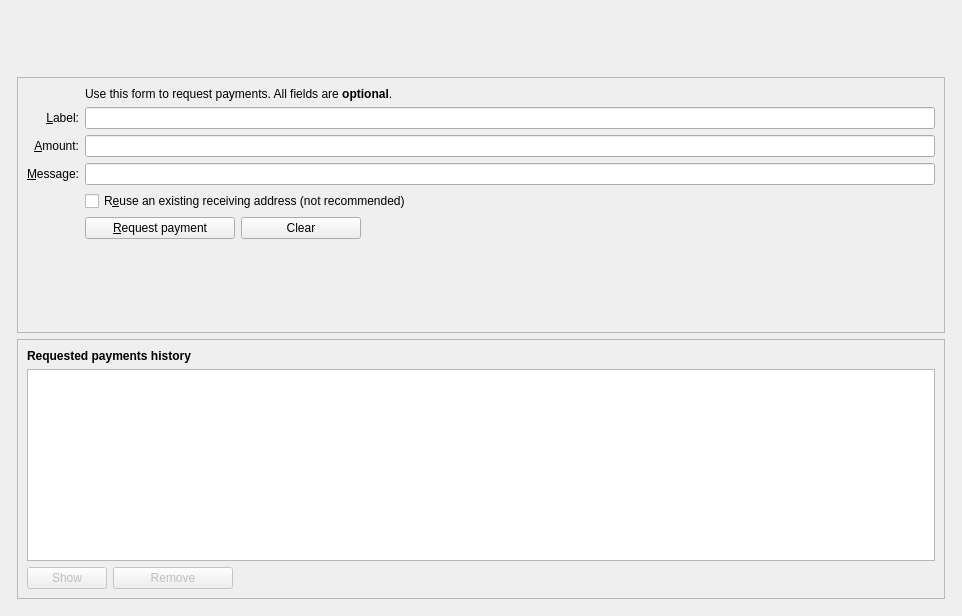
First picture: the form in src/qt/forms/receivecoinsdialog.ui, repository KABBERRY/Kabberry-Coin, before the edit.
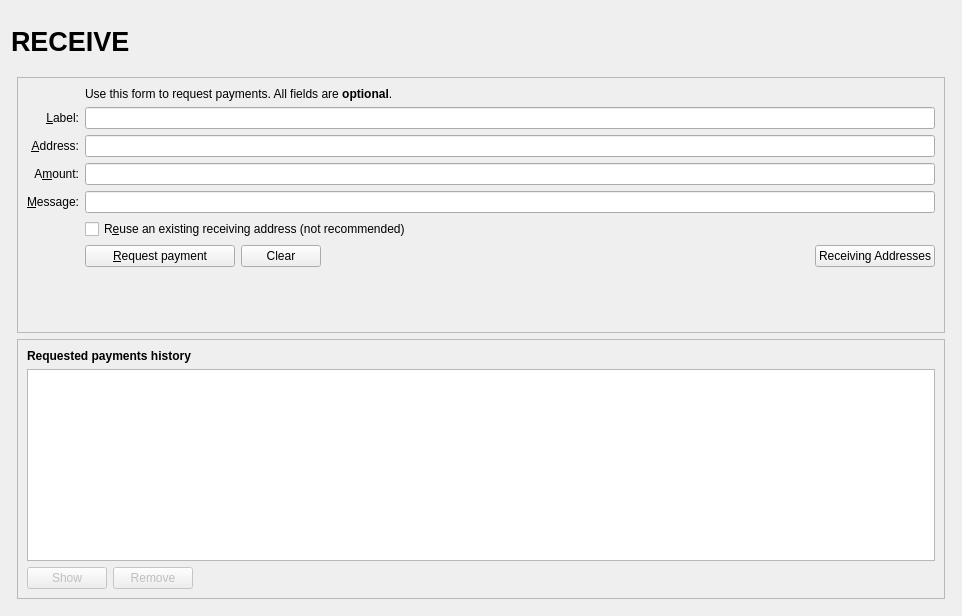
Second picture: the form after the edit. Icons and pictures are not drawn. Custom widgets are drawn as their Qt base class.

Commit message: [UI] Add an address field to the receive form

Patch:
```diff
--- a/src/qt/forms/receivecoinsdialog.ui
+++ b/src/qt/forms/receivecoinsdialog.ui
@@ -55,7 +55,7 @@
              </font>
             </property>
             <property name="text">
-             <string> </string>
+             <string>RECEIVE</string>
             </property>
            </widget>
           </item>
@@ -136,53 +136,6 @@
           <layout class="QVBoxLayout" name="verticalLayout_3">
            <item>
             <layout class="QGridLayout" name="gridLayout">
-             <item row="7" column="2">
-              <widget class="QCheckBox" name="reuseAddress">
-               <property name="toolTip">
-                <string>Reuse one of the previously used receiving addresses.&lt;br&gt;Reusing addresses has security and privacy issues.&lt;br&gt;Do not use this unless re-generating a payment request made before.</string>
-               </property>
-               <property name="text">
-                <string>R&amp;euse an existing receiving address (not recommended)</string>
-               </property>
-              </widget>
-             </item>
-             <item row="7" column="0">
-              <widget class="QLabel" name="label_4">
-               <property name="text">
-                <string/>
-               </property>
-              </widget>
-             </item>
-             <item row="6" column="0">
-              <widget class="QLabel" name="label_3">
-               <property name="toolTip">
-                <string>An optional message to attach to the payment request, which will be displayed when the request is opened. Note: The message will not be sent with the payment over the PrimeStone network.</string>
-               </property>
-               <property name="text">
-                <string>&amp;Message:</string>
-               </property>
-               <property name="alignment">
-                <set>Qt::AlignRight|Qt::AlignTrailing|Qt::AlignVCenter</set>
-               </property>
-               <property name="buddy">
-                <cstring>reqMessage</cstring>
-               </property>
-              </widget>
-             </item>
-             <item row="4" column="2">
-              <widget class="QLineEdit" name="reqLabel">
-               <property name="toolTip">
-                <string>An optional label to associate with the new receiving address.</string>
-               </property>
-              </widget>
-             </item>
-             <item row="6" column="2">
-              <widget class="QLineEdit" name="reqMessage">
-               <property name="toolTip">
-                <string>An optional message to attach to the payment request, which will be displayed when the request is opened.&lt;br&gt;Note: The message will not be sent with the payment over the PrimeStone network.</string>
-               </property>
-              </widget>
-             </item>
              <item row="2" column="2">
               <widget class="QLabel" name="label_5">
                <property name="text">
@@ -206,23 +159,62 @@
                </property>
               </widget>
              </item>
+             <item row="4" column="2">
+              <widget class="QLineEdit" name="reqLabel">
+               <property name="toolTip">
+                <string>An optional label to associate with the new receiving address.</string>
+               </property>
+              </widget>
+             </item>
              <item row="5" column="0">
               <widget class="QLabel" name="label">
                <property name="toolTip">
-                <string>An optional amount to request. Leave this empty or zero to not request a specific amount.</string>
+                <string>Your receiving address. You can copy and use it to receive coins on this wallet. A new one will be generated once it is used.</string>
                </property>
                <property name="text">
-                <string>&amp;Amount:</string>
+                <string>&amp;Address:</string>
                </property>
                <property name="alignment">
                 <set>Qt::AlignRight|Qt::AlignTrailing|Qt::AlignVCenter</set>
                </property>
                <property name="buddy">
-                <cstring>reqAmount</cstring>
+                <cstring>reqAddress</cstring>
                </property>
               </widget>
              </item>
              <item row="5" column="2">
+              <widget class="QLineEdit" name="reqAddress">
+               <property name="readOnly">
+                <bool>true</bool>
+               </property>
+               <property name="minimumSize">
+                <size>
+                 <width>80</width>
+                 <height>0</height>
+                </size>
+               </property>
+               <property name="toolTip">
+                <string>Your receiving address. You can copy and use it to receive coins on this wallet. A new one will be generated once it is used.</string>
+               </property>
+              </widget>
+             </item>
+             <item row="6" column="0">
+              <widget class="QLabel" name="label">
+               <property name="toolTip">
+                <string>An optional amount to request. Leave this empty or zero to not request a specific amount.</string>
+               </property>
+               <property name="text">
+                <string>A&amp;mount:</string>
+               </property>
+               <property name="alignment">
+                <set>Qt::AlignRight|Qt::AlignTrailing|Qt::AlignVCenter</set>
+               </property>
+               <property name="buddy">
+                <cstring>reqAmount</cstring>
+               </property>
+              </widget>
+             </item>
+             <item row="6" column="2">
               <widget class="BitcoinAmountField" name="reqAmount">
                <property name="minimumSize">
                 <size>
@@ -235,14 +227,54 @@
                </property>
               </widget>
              </item>
+             <item row="7" column="0">
+              <widget class="QLabel" name="label_3">
+               <property name="toolTip">
+                <string>An optional message to attach to the payment request, which will be displayed when the request is opened. Note: The message will not be sent with the payment over the Kabberry network.</string>
+               </property>
+               <property name="text">
+                <string>&amp;Message:</string>
+               </property>
+               <property name="alignment">
+                <set>Qt::AlignRight|Qt::AlignTrailing|Qt::AlignVCenter</set>
+               </property>
+               <property name="buddy">
+                <cstring>reqMessage</cstring>
+               </property>
+              </widget>
+             </item>
+             <item row="7" column="2">
+              <widget class="QLineEdit" name="reqMessage">
+               <property name="toolTip">
+                <string>An optional message to attach to the payment request, which will be displayed when the request is opened.&lt;br&gt;Note: The message will not be sent with the payment over the Kabberry network.</string>
+               </property>
+              </widget>
+             </item>
              <item row="8" column="0">
-              <widget class="QLabel" name="label_7">
+              <widget class="QLabel" name="label_4">
                <property name="text">
                 <string/>
                </property>
               </widget>
              </item>
              <item row="8" column="2">
+              <widget class="QCheckBox" name="reuseAddress">
+               <property name="toolTip">
+                <string>Reuse one of the previously used receiving addresses.&lt;br&gt;Reusing addresses has security and privacy issues.&lt;br&gt;Do not use this unless re-generating a payment request made before.</string>
+               </property>
+               <property name="text">
+                <string>R&amp;euse an existing receiving address (not recommended)</string>
+               </property>
+              </widget>
+             </item>
+             <item row="9" column="0">
+              <widget class="QLabel" name="label_7">
+               <property name="text">
+                <string/>
+               </property>
+              </widget>
+             </item>
+             <item row="9" column="2">
               <layout class="QHBoxLayout" name="horizontalLayout">
                <item>
                 <widget class="QPushButton" name="receiveButton">
@@ -269,22 +301,16 @@
                    <verstretch>0</verstretch>
                   </sizepolicy>
                  </property>
-                 <property name="minimumSize">
-                <size>
-                 <width>120</width>
-                 <height>0</height>
-                </size>
-               </property>
                  <property name="toolTip">
                   <string>Clear all fields of the form.</string>
                  </property>
                  <property name="text">
                   <string>Clear</string>
                  </property>
-                 <!-- <property name="icon">
+                 <property name="icon">
                   <iconset resource="../primestone.qrc">
                    <normaloff>:/icons/remove</normaloff>:/icons/remove</iconset>
-                 </property> -->
+                 </property>
                  <property name="autoDefault">
                   <bool>false</bool>
                  </property>
@@ -303,9 +329,23 @@
                  </property>
                 </spacer>
                </item>
+               <item>
+                <widget class="QPushButton" name="receivingAddressesButton">
+                 <property name="text">
+                  <string>Receiving Addresses</string>
+                 </property>
+                 <property name="icon">
+                  <iconset resource="../primestone.qrc">
+                   <normaloff>:/icons/address-book</normaloff>:/icons/address-book</iconset>
+                 </property>
+                 <property name="autoDefault">
+                  <bool>false</bool>
+                 </property>
+                </widget>
+               </item>
               </layout>
              </item>
-             <item row="9" column="2">
+             <item row="10" column="2">
               <spacer name="verticalSpacer">
                <property name="orientation">
                 <enum>Qt::Vertical</enum>
@@ -428,22 +468,16 @@
                <property name="enabled">
                 <bool>false</bool>
                </property>
-               <property name="minimumSize">
-                <size>
-                 <width>120</width>
-                 <height>0</height>
-                </size>
-               </property>
                <property name="toolTip">
                 <string>Remove the selected entries from the list</string>
                </property>
                <property name="text">
                 <string>Remove</string>
                </property>
-               <!-- <property name="icon">
+               <property name="icon">
                 <iconset resource="../primestone.qrc">
                  <normaloff>:/icons/remove</normaloff>:/icons/remove</iconset>
-               </property> -->
+               </property>
                <property name="autoDefault">
                 <bool>false</bool>
                </property>
```
Left out of the diff: 1 changed line with no effect on the pictures. The commit also changes 2 other files.
